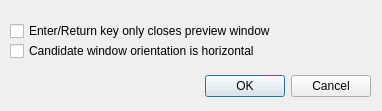
Before: the Qt Designer form src/frontend/SettingsDialog.ui in OpenBangla/OpenBangla-Keyboard, drawn with Qt 5.
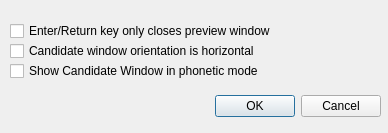
After: the same form once the commit is applied.

Commit message:
Make showing of candidate window user configurable. Closes #11
Now user can configure showing of preview window when typing in phonetic
method.

What changed in the file:
```diff
--- a/src/frontend/SettingsDialog.ui
+++ b/src/frontend/SettingsDialog.ui
@@ -6,8 +6,8 @@
    <rect>
     <x>0</x>
     <y>0</y>
-    <width>382</width>
-    <height>111</height>
+    <width>388</width>
+    <height>133</height>
    </rect>
   </property>
   <property name="windowTitle">
@@ -16,8 +16,8 @@
   <widget class="QDialogButtonBox" name="buttonBox">
    <property name="geometry">
     <rect>
-     <x>-10</x>
-     <y>70</y>
+     <x>0</x>
+     <y>90</y>
      <width>381</width>
      <height>32</height>
     </rect>
@@ -55,6 +55,19 @@
     <string>Candidate window orientation is horizontal</string>
    </property>
   </widget>
+  <widget class="QCheckBox" name="checkBoxCWPhonetic">
+   <property name="geometry">
+    <rect>
+     <x>10</x>
+     <y>60</y>
+     <width>331</width>
+     <height>22</height>
+    </rect>
+   </property>
+   <property name="text">
+    <string>Show Candidate Window in phonetic mode</string>
+   </property>
+  </widget>
  </widget>
  <resources/>
  <connections>
```
The commit also changes 6 other files.
